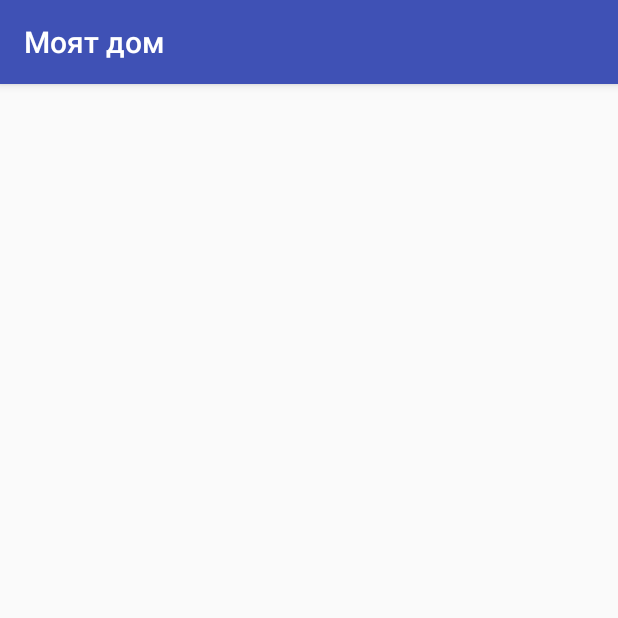
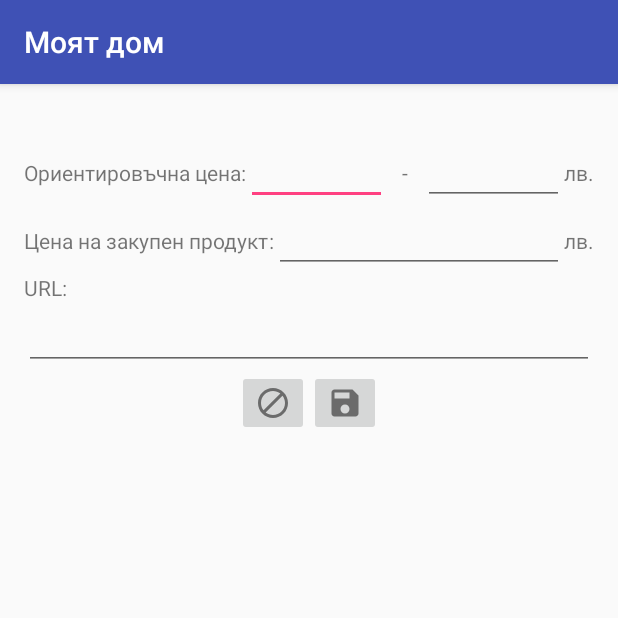
Before and after one commit to JennnyPash/Test, an Android app: the EditSubjectActivity screen opened directly, with no data from a screen before it, on a phone screen of 412 x 824 dp, the top half of it. Run offline under Robolectric (Android 15) with nearby library versions, the phone set to English and light mode, and no system bars; our stand-ins replace data binding; 4 statements that could not run were skipped.

Commit message:
add icons for cancel, save, update icon for delete and update subject

```diff
--- a/MyHome/app/src/main/java/com/jenny/database/Subject.java
+++ b/MyHome/app/src/main/java/com/jenny/database/Subject.java
@@ -4,7 +4,6 @@ import android.content.Context;
 import android.databinding.Bindable;
 
 import com.j256.ormlite.field.DatabaseField;
-import com.j256.ormlite.field.types.StringBytesType;
 import com.jenny.myhome.BR;
 import com.jenny.myhome.MyHomeApplication;
 import com.jenny.myhome.R;
--- a/MyHome/app/src/main/java/com/jenny/myhome/EditSubjectActivity.java
+++ b/MyHome/app/src/main/java/com/jenny/myhome/EditSubjectActivity.java
@@ -3,6 +3,8 @@ package com.jenny.myhome;
 import android.databinding.DataBindingUtil;
 import android.support.v7.app.AppCompatActivity;
 import android.os.Bundle;
+import android.view.View;
+import android.widget.Toast;
 
 import com.jenny.database.Subject;
 import com.jenny.myhome.databinding.ActivityEditSubjectBinding;
@@ -13,7 +15,26 @@ public class EditSubjectActivity extends AppCompatActivity {
     @Override
     protected void onCreate(Bundle savedInstanceState) {
         super.onCreate(savedInstanceState);
-        binding = DataBindingUtil.setContentView(this, R.layout.activity_edit_subject);
+        this.binding = DataBindingUtil.setContentView(this, R.layout.activity_edit_subject);
+
+        View saveButton = findViewById(R.id.save_button);
+        saveButton.setOnClickListener(new View.OnClickListener() {
+            @Override
+            public void onClick(View v) {
+                if (MyHomeApplication.getDatabase().update(binding.getSubject()) > 0) {
+                    Toast.makeText(EditSubjectActivity.this, getString(R.string.changes_saved), Toast.LENGTH_SHORT).show();
+                    finish();
+                }
+            }
+        });
+
+        View cancelButton = findViewById(R.id.cancel_button);
+        cancelButton.setOnClickListener(new View.OnClickListener() {
+            @Override
+            public void onClick(View v) {
+                finish();
+            }
+        });
     }
 
     @Override
--- /dev/null
+++ b/MyHome/app/src/main/res/drawable/ic_block_black_24dp.xml
@@ -0,0 +1,5 @@
+<vector android:alpha="0.50" android:height="24dp"
+    android:viewportHeight="24.0" android:viewportWidth="24.0"
+    android:width="24dp" xmlns:android="http://schemas.android.com/apk/res/android">
+    <path android:fillColor="#FF000000" android:pathData="M12,2C6.48,2 2,6.48 2,12s4.48,10 10,10 10,-4.48 10,-10S17.52,2 12,2zM4,12c0,-4.42 3.58,-8 8,-8 1.85,0 3.55,0.63 4.9,1.69L5.69,16.9C4.63,15.55 4,13.85 4,12zM12,20c-1.85,0 -3.55,-0.63 -4.9,-1.69L18.31,7.1C19.37,8.45 20,10.15 20,12c0,4.42 -3.58,8 -8,8z"/>
+</vector>
--- a/MyHome/app/src/main/res/drawable/ic_delete_24dp.xml
+++ /dev/null
@@ -1,5 +0,0 @@
-<vector android:alpha="0.50" android:height="24dp"
-    android:viewportHeight="24.0" android:viewportWidth="24.0"
-    android:width="24dp" xmlns:android="http://schemas.android.com/apk/res/android">
-    <path android:fillColor="#FF000000" android:pathData="M14.59,8L12,10.59 9.41,8 8,9.41 10.59,12 8,14.59 9.41,16 12,13.41 14.59,16 16,14.59 13.41,12 16,9.41 14.59,8zM12,2C6.47,2 2,6.47 2,12s4.47,10 10,10 10,-4.47 10,-10S17.53,2 12,2zM12,20c-4.41,0 -8,-3.59 -8,-8s3.59,-8 8,-8 8,3.59 8,8 -3.59,8 -8,8z"/>
-</vector>
--- /dev/null
+++ b/MyHome/app/src/main/res/drawable/ic_remove_circle_outline_black_24dp.xml
@@ -0,0 +1,5 @@
+<vector android:alpha="0.50" android:height="24dp"
+    android:viewportHeight="24.0" android:viewportWidth="24.0"
+    android:width="24dp" xmlns:android="http://schemas.android.com/apk/res/android">
+    <path android:fillColor="#FF000000" android:pathData="M7,11v2h10v-2L7,11zM12,2C6.48,2 2,6.48 2,12s4.48,10 10,10 10,-4.48 10,-10S17.52,2 12,2zM12,20c-4.41,0 -8,-3.59 -8,-8s3.59,-8 8,-8 8,3.59 8,8 -3.59,8 -8,8z"/>
+</vector>
--- /dev/null
+++ b/MyHome/app/src/main/res/drawable/ic_save_black_24dp.xml
@@ -0,0 +1,5 @@
+<vector android:alpha="0.50" android:height="24dp"
+    android:viewportHeight="24.0" android:viewportWidth="24.0"
+    android:width="24dp" xmlns:android="http://schemas.android.com/apk/res/android">
+    <path android:fillColor="#FF000000" android:pathData="M17,3L5,3c-1.11,0 -2,0.9 -2,2v14c0,1.1 0.89,2 2,2h14c1.1,0 2,-0.9 2,-2L21,7l-4,-4zM12,19c-1.66,0 -3,-1.34 -3,-3s1.34,-3 3,-3 3,1.34 3,3 -1.34,3 -3,3zM15,9L5,9L5,5h10v4z"/>
+</vector>
--- a/MyHome/app/src/main/res/layout/activity_edit_subject.xml
+++ b/MyHome/app/src/main/res/layout/activity_edit_subject.xml
@@ -6,13 +6,111 @@
             name="subject"
             type="com.jenny.database.Subject" />
     </data>
-    <RelativeLayout android:id="@+id/activity_edit_subject"
+    <LinearLayout
         android:layout_width="match_parent"
         android:layout_height="match_parent"
+        android:orientation="vertical"
         android:paddingBottom="@dimen/activity_vertical_margin"
         android:paddingLeft="@dimen/activity_horizontal_margin"
         android:paddingRight="@dimen/activity_horizontal_margin"
         android:paddingTop="@dimen/activity_vertical_margin"
         tools:context="com.jenny.myhome.EditSubjectActivity">
-    </RelativeLayout>
+        <TableRow
+            android:layout_width="match_parent"
+            android:layout_height="wrap_content">
+            <TextView
+                android:layout_width="wrap_content"
+                android:layout_height="wrap_content"
+                android:text="@{subject.subjectType.toString()}" />
+        </TableRow>
+        <TableRow
+            android:layout_width="match_parent"
+            android:layout_height="wrap_content">
+            <TextView
+                android:layout_width="wrap_content"
+                android:layout_height="wrap_content"
+                android:text="@string/approximate_price"/>
+            <TextView
+                android:layout_width="wrap_content"
+                android:layout_height="wrap_content"
+                android:text=":"/>
+            <EditText
+                android:layout_width="0dp"
+                android:layout_height="wrap_content"
+                android:layout_weight="1"
+                android:inputType="numberDecimal"
+                android:text="@={subject.minPrice}"/>
+            <TextView
+                android:layout_width="wrap_content"
+                android:layout_height="wrap_content"
+                android:layout_marginStart="10dp"
+                android:layout_marginEnd="10dp"
+                android:text="-"/>
+            <EditText
+                android:layout_width="0dp"
+                android:layout_height="wrap_content"
+                android:layout_weight="1"
+                android:inputType="numberDecimal"
+                android:text="@={subject.maxPrice}"/>
+            <TextView
+                android:layout_width="wrap_content"
+                android:layout_height="wrap_content"
+                android:text="@string/lv"/>
+        </TableRow>
+        <TableRow
+            android:layout_width="match_parent"
+            android:layout_height="wrap_content">
+            <TextView
+                android:layout_width="wrap_content"
+                android:layout_height="wrap_content"
+                android:text="@string/price_bought_subject" />
+            <TextView
+                android:layout_width="wrap_content"
+                android:layout_height="wrap_content"
+                android:text=":" />
+            <EditText
+                android:layout_width="0dp"
+                android:layout_height="wrap_content"
+                android:layout_weight="1"
+                android:inputType="numberDecimal"
+                android:text="@={subject.price}"/>
+            <TextView
+                android:layout_width="wrap_content"
+                android:layout_height="wrap_content"
+                android:text="@string/lv" />
+        </TableRow>
+        <TableRow
+            android:layout_width="match_parent"
+            android:layout_height="wrap_content">
+            <TextView
+                android:layout_width="wrap_content"
+                android:layout_height="wrap_content"
+                android:textAllCaps="true"
+                android:text="@string/url"/>
+            <TextView
+                android:layout_width="wrap_content"
+                android:layout_height="wrap_content"
+                android:text=":"/>
+        </TableRow>
+        <EditText
+            android:layout_width="match_parent"
+            android:layout_height="wrap_content"
+            android:text="@={subject.url}" />
+        <LinearLayout
+            android:layout_width="match_parent"
+            android:layout_height="wrap_content"
+            android:orientation="horizontal"
+            android:gravity="center_horizontal">
+            <ImageButton android:id="@+id/cancel_button"
+                android:layout_width="wrap_content"
+                android:layout_height="wrap_content"
+                android:src="@drawable/ic_block_black_24dp"
+                android:contentDescription="@string/cancel"/>
+            <ImageButton android:id="@+id/save_button"
+                android:layout_width="wrap_content"
+                android:layout_height="wrap_content"
+                android:src="@drawable/ic_save_black_24dp"
+                android:contentDescription="@string/save" />
+        </LinearLayout>
+    </LinearLayout>
 </layout>
--- a/MyHome/app/src/main/res/layout/activity_home.xml
+++ b/MyHome/app/src/main/res/layout/activity_home.xml
@@ -1,7 +1,6 @@
 <?xml version="1.0" encoding="utf-8"?>
 <layout xmlns:android="http://schemas.android.com/apk/res/android"
-    xmlns:tools="http://schemas.android.com/tools"
-    xmlns:app="http://schemas.android.com/apk/res-auto">
+    xmlns:tools="http://schemas.android.com/tools">
     <data>
         <import type="android.view.View" />
         <import type="com.jenny.myhome.RoomType" />
--- a/MyHome/app/src/main/res/layout/entity_list_item.xml
+++ b/MyHome/app/src/main/res/layout/entity_list_item.xml
@@ -10,7 +10,7 @@
         android:gravity="center">
         <TextView android:id="@+id/item_text"
             android:layout_width="0dp"
-            android:layout_height="match_parent"
+            android:layout_height="wrap_content"
             android:layout_weight="1"
             android:gravity="center_vertical"
             android:text="@{entity.toString()}"/>
@@ -19,7 +19,7 @@
             android:layout_height="wrap_content"
             android:padding="0dp"
             android:background="@color/transparent"
-            android:src="@drawable/ic_delete_24dp"
+            android:src="@drawable/ic_remove_circle_outline_black_24dp"
             android:contentDescription="@string/delete" />
     </TableRow>
 </layout>
--- a/MyHome/app/src/main/res/values/strings.xml
+++ b/MyHome/app/src/main/res/values/strings.xml
@@ -15,6 +15,7 @@
     <string name="projects">Проекти</string>
     <string name="new_project">Нов проект</string>
     <string name="delete">изтрий</string>
+    <string name="changes_saved">Промените са запазени</string>
     <!-- стаи -->
     <string name="bath_room">Баня</string>
     <string name="kitchen">Кухня</string>
```
